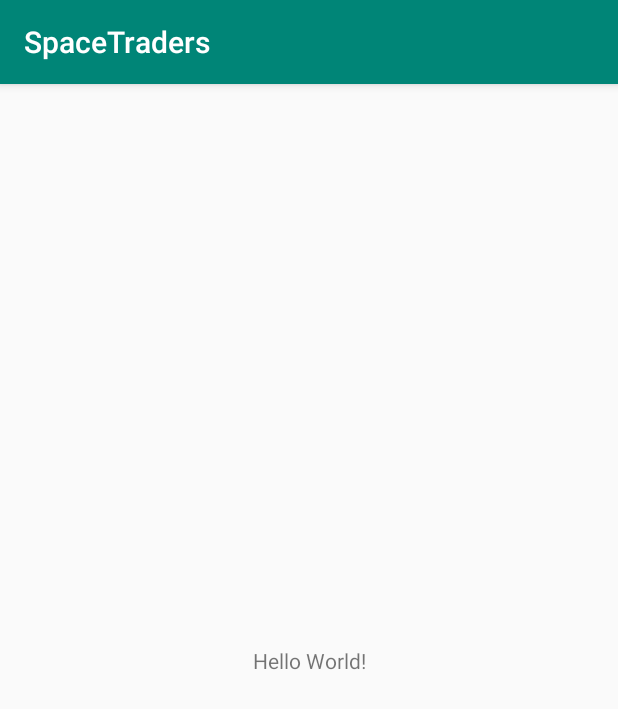
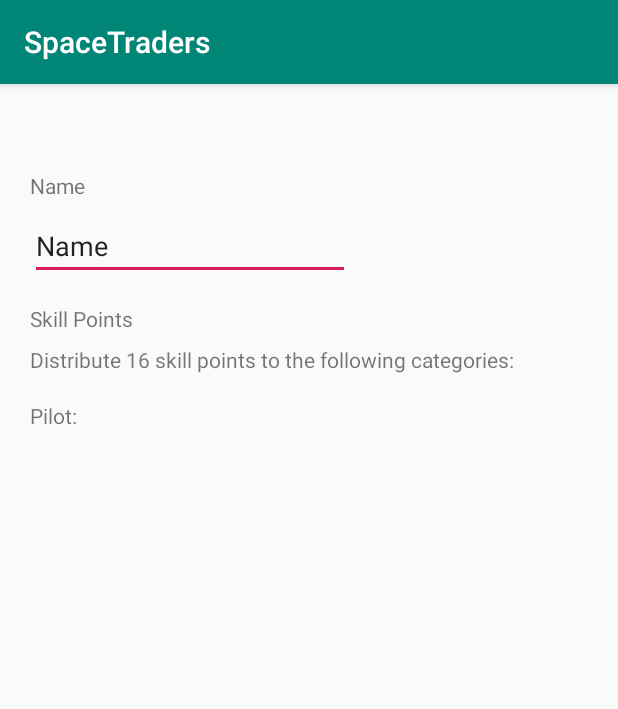
Before and after one commit to liamgedney/SpaceTraders, an Android app: the screen it shows after launch (MainActivity), on a phone screen of 412 x 824 dp. Shown: the top 709 px of the screen. Run offline under Robolectric (Android 15) with nearby library versions, the phone set to English and light mode, and no system bars.

Commit message:
First update of UI.

```diff
--- a/app/src/main/res/layout/activity_main.xml
+++ b/app/src/main/res/layout/activity_main.xml
@@ -1,18 +1,16 @@
 <?xml version="1.0" encoding="utf-8"?>
-<android.support.constraint.ConstraintLayout xmlns:android="http://schemas.android.com/apk/res/android"
+<android.support.design.widget.CoordinatorLayout xmlns:android="http://schemas.android.com/apk/res/android"
     xmlns:app="http://schemas.android.com/apk/res-auto"
     xmlns:tools="http://schemas.android.com/tools"
     android:layout_width="match_parent"
     android:layout_height="match_parent"
     tools:context=".views.MainActivity">
 
-    <TextView
-        android:layout_width="wrap_content"
+    <android.support.design.widget.AppBarLayout
+        android:layout_width="match_parent"
         android:layout_height="wrap_content"
-        android:text="Hello World!"
-        app:layout_constraintBottom_toBottomOf="parent"
-        app:layout_constraintLeft_toLeftOf="parent"
-        app:layout_constraintRight_toRightOf="parent"
-        app:layout_constraintTop_toTopOf="parent" />
+        android:theme="@style/AppTheme.AppBarOverlay" />
 
-</android.support.constraint.ConstraintLayout>
+    <include layout="@layout/content_main" />
+
+</android.support.design.widget.CoordinatorLayout>
--- /dev/null
+++ b/app/src/main/res/layout/content_main.xml
@@ -0,0 +1,69 @@
+<?xml version="1.0" encoding="utf-8"?>
+<RelativeLayout xmlns:android="http://schemas.android.com/apk/res/android"
+    xmlns:tools="http://schemas.android.com/tools"
+    android:id="@+id/content_edit_student"
+    android:layout_width="match_parent"
+    android:layout_height="match_parent"
+    android:padding="20dp"
+
+    tools:context="edu.gatech.spacetraders.MainActivity"
+    tools:showIn="@layout/activity_main">
+
+    <TextView
+        android:text="Name"
+        android:layout_width="wrap_content"
+        android:layout_height="wrap_content"
+        android:id="@+id/player_name_header"
+        android:layout_alignParentTop="true"
+        android:layout_alignParentStart="true"
+        android:layout_marginTop="38dp" />
+
+    <EditText
+        android:layout_width="wrap_content"
+        android:layout_height="wrap_content"
+        android:inputType="textPersonName"
+        android:text="Name"
+        android:ems="10"
+        android:id="@+id/player_name_input"
+        android:layout_marginTop="8dp"
+        android:layout_below="@id/player_name_header"
+        android:layout_alignParentStart="true" />
+
+    <TextView
+        android:text="Skill Points"
+        android:layout_width="wrap_content"
+        android:layout_height="wrap_content"
+        android:id="@+id/points_header"
+        android:layout_alignParentStart="true"
+        android:layout_marginTop="16dp"
+        android:layout_below="@id/player_name_input"/>
+
+    <TextView
+        android:text="Distribute 16 skill points to the following categories:"
+        android:layout_width="wrap_content"
+        android:layout_height="wrap_content"
+        android:id="@+id/points_subtitle"
+        android:layout_alignParentStart="true"
+        android:layout_marginTop="8dp"
+        android:layout_below="@id/points_header"/>
+
+    <TextView
+        android:text="Pilot:"
+        android:layout_width="wrap_content"
+        android:layout_height="wrap_content"
+        android:id="@+id/pilot_points_header"
+        android:layout_alignParentStart="true"
+        android:layout_marginTop="18dp"
+        android:layout_below="@id/points_subtitle"/>
+
+    <TextView
+        android:text="Pilot:"
+        android:layout_width="wrap_content"
+        android:layout_height="wrap_content"
+        android:id="@+id/pilot_points_header"
+        android:layout_alignParentStart="true"
+        android:layout_marginTop="18dp"
+        android:layout_below="@id/pilot_points_header"/>
+
+
+</RelativeLayout>
--- a/app/src/main/res/values/styles.xml
+++ b/app/src/main/res/values/styles.xml
@@ -8,4 +8,13 @@
         <item name="colorAccent">@color/colorAccent</item>
     </style>
 
+    <style name="AppTheme.NoActionBar">
+        <item name="windowActionBar">false</item>
+        <item name="windowNoTitle">true</item>
+    </style>
+
+    <style name="AppTheme.AppBarOverlay" parent="ThemeOverlay.AppCompat.Dark.ActionBar" />
+
+    <style name="AppTheme.PopupOverlay" parent="ThemeOverlay.AppCompat.Light" />
+
 </resources>
```
